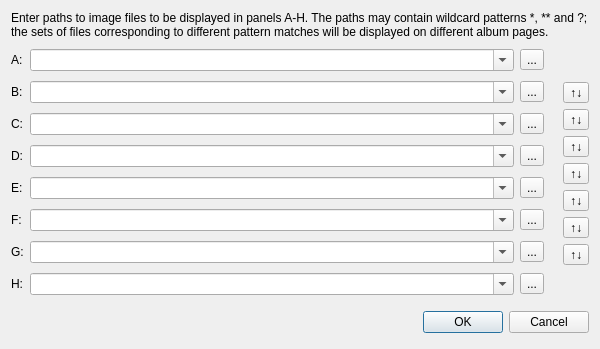
The window that src/AlbumEditorDialog.ui (wsmigaj/Cameleon) describes before a commit, drawn with Qt 5.
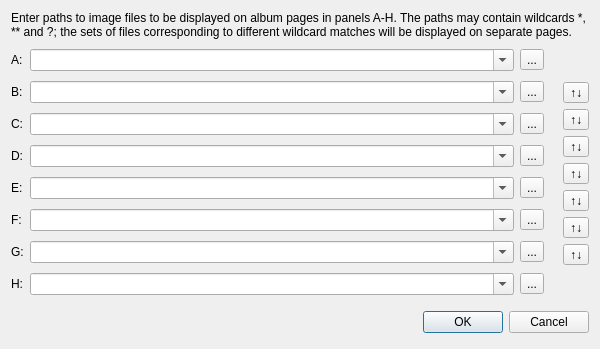
The same window after the commit. Icons and pictures are not drawn.

Commit message: Replace "wildcard patterns" by "wildcards" in some strings.

The edit to the form file:
```diff
--- a/src/AlbumEditorDialog.ui
+++ b/src/AlbumEditorDialog.ui
@@ -28,7 +28,7 @@
      <item>
       <widget class="QLabel" name="promptLabel">
        <property name="text">
-        <string>Enter paths to image files to be displayed in panels A-H. The paths may contain wildcard patterns *, ** and ?; the sets of files corresponding to different pattern matches will be displayed on different album pages.</string>
+        <string>Enter paths to image files to be displayed on album pages in panels A-H. The paths may contain wildcards *, ** and ?; the sets of files corresponding to different wildcard matches will be displayed on separate pages.</string>
        </property>
        <property name="wordWrap">
         <bool>true</bool>
```
The commit also changes 4 other files.
